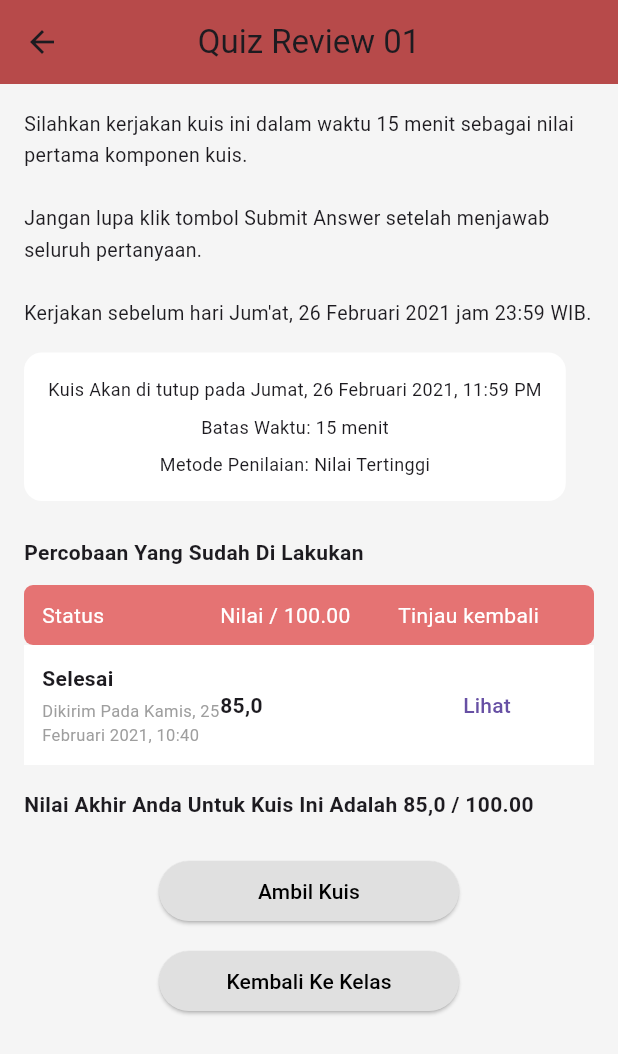
After one commit to ekanurandin/Flutter-Project-Uas-Learning-Management-System, a Flutter app: the QuizDetailPage screen opened directly, on a phone screen of 412 x 824 dp. The commit adds this screen. Shown: the top 1054 px of the screen. Run offline on Flutter 3.47's test engine with Material 3 defaults, Android fonts, the phone set to English and light mode, and no system bars; our stand-ins replace google_fonts.

Commit message:
menambahkan quiz page review 01 serta isinya

```diff
--- a/lib/class_dashboard_page.dart
+++ b/lib/class_dashboard_page.dart
@@ -1,6 +1,7 @@
 import 'package:flutter/material.dart';
 import 'home page.dart';
 import 'notification_page.dart';
+import 'quiz_page.dart';
 
 class MateriDetail {
   final String title;
@@ -141,7 +142,7 @@ class ClassDetailPage extends StatelessWidget {
         body: TabBarView(
           children: [
             _materiTab(),
-            _tugasDanKuisTab(),
+            _tugasDanKuisTab(context),
           ],
         ),
         bottomNavigationBar: Container(
@@ -250,7 +251,7 @@ class ClassDetailPage extends StatelessWidget {
     );
   }
 
-  Widget _tugasDanKuisTab() {
+  Widget _tugasDanKuisTab(BuildContext context) {
     return ListView(
       padding: const EdgeInsets.all(16),
       children: [
@@ -261,6 +262,10 @@ class ClassDetailPage extends StatelessWidget {
           deadline: 'Tenggat Waktu : 26 Februari 2021 23:59 WIB',
           isDone: true,
           icon: Icons.quiz,
+          onTap: () => Navigator.push(
+            context,
+            MaterialPageRoute(builder: (_) => const QuizDetailPage()),
+          ),
         ),
         _tugasKuisCardCustom(
           badge: 'Tugas',
@@ -647,8 +652,9 @@ class ClassDetailPage extends StatelessWidget {
     required String deadline,
     required bool isDone,
     required IconData icon,
+    VoidCallback? onTap,
   }) {
-    return Card(
+    Widget card = Card(
       margin: const EdgeInsets.only(bottom: 16),
       shape: RoundedRectangleBorder(
         borderRadius: BorderRadius.circular(12),
@@ -716,5 +722,14 @@ class ClassDetailPage extends StatelessWidget {
         ),
       ),
     );
+
+    if (onTap != null) {
+      card = GestureDetector(
+        onTap: onTap,
+        child: card,
+      );
+    }
+
+    return card;
   }
 }
--- /dev/null
+++ b/lib/quiz_page.dart
@@ -0,0 +1,162 @@
+import 'package:flutter/material.dart';
+
+class QuizDetailPage extends StatelessWidget {
+  const QuizDetailPage({super.key});
+
+  @override
+  Widget build(BuildContext context) {
+    return Scaffold(
+      backgroundColor: Colors.grey.shade100,
+      appBar: AppBar(
+        backgroundColor: const Color(0xFFB74A4A),
+        leading: IconButton(
+          icon: const Icon(Icons.arrow_back),
+          onPressed: () => Navigator.pop(context),
+        ),
+        title: const Text('Quiz Review 01'),
+        centerTitle: true,
+      ),
+      body: SingleChildScrollView(
+        padding: const EdgeInsets.all(16),
+        child: Column(
+          crossAxisAlignment: CrossAxisAlignment.start,
+          children: [
+
+            /// DESKRIPSI
+            const Text(
+              'Silahkan kerjakan kuis ini dalam waktu 15 menit sebagai nilai '
+              'pertama komponen kuis.\n\n'
+              'Jangan lupa klik tombol Submit Answer setelah menjawab seluruh pertanyaan.\n\n'
+              'Kerjakan sebelum hari Jum\'at, 26 Februari 2021 jam 23:59 WIB.',
+              style: TextStyle(fontSize: 13, height: 1.6),
+            ),
+
+            const SizedBox(height: 16),
+
+            /// INFO BOX
+            Container(
+              padding: const EdgeInsets.all(16),
+              decoration: BoxDecoration(
+                color: Colors.white,
+                borderRadius: BorderRadius.circular(12),
+              ),
+              child: Column(
+                children: const [
+                  Text(
+                    'Kuis Akan di tutup pada Jumat, 26 Februari 2021, 11:59 PM',
+                    style: TextStyle(fontSize: 12),
+                  ),
+                  SizedBox(height: 8),
+                  Text(
+                    'Batas Waktu: 15 menit',
+                    style: TextStyle(fontSize: 12),
+                  ),
+                  SizedBox(height: 8),
+                  Text(
+                    'Metode Penilaian: Nilai Tertinggi',
+                    style: TextStyle(fontSize: 12),
+                  ),
+                ],
+              ),
+            ),
+
+            const SizedBox(height: 24),
+
+            /// JUDUL SECTION
+            const Text(
+              'Percobaan Yang Sudah Di Lakukan',
+              style: TextStyle(fontWeight: FontWeight.bold),
+            ),
+
+            const SizedBox(height: 12),
+
+            /// HEADER TABEL
+            Container(
+              padding: const EdgeInsets.symmetric(horizontal: 12, vertical: 10),
+              decoration: BoxDecoration(
+                color: Colors.red.shade300,
+                borderRadius: BorderRadius.circular(6),
+              ),
+              child: Row(
+                children: const [
+                  Expanded(child: Text('Status', style: TextStyle(color: Colors.white))),
+                  Expanded(child: Text('Nilai / 100.00', style: TextStyle(color: Colors.white))),
+                  Expanded(child: Text('Tinjau kembali', style: TextStyle(color: Colors.white))),
+                ],
+              ),
+            ),
+
+            /// ROW DATA
+            Container(
+              padding: const EdgeInsets.all(12),
+              color: Colors.white,
+              child: Row(
+                children: [
+                  const Expanded(
+                    child: Column(
+                      crossAxisAlignment: CrossAxisAlignment.start,
+                      children: [
+                        Text('Selesai', style: TextStyle(fontWeight: FontWeight.bold)),
+                        SizedBox(height: 4),
+                        Text(
+                          'Dikirim Pada Kamis, 25 Februari 2021, 10:40',
+                          style: TextStyle(fontSize: 11, color: Colors.grey),
+                        ),
+                      ],
+                    ),
+                  ),
+                  const Expanded(
+                    child: Text('85,0', style: TextStyle(fontWeight: FontWeight.bold)),
+                  ),
+                  Expanded(
+                    child: TextButton(
+                      onPressed: () {},
+                      child: const Text('Lihat'),
+                    ),
+                  ),
+                ],
+              ),
+            ),
+
+            const SizedBox(height: 16),
+
+            /// NILAI AKHIR
+            const Text(
+              'Nilai Akhir Anda Untuk Kuis Ini Adalah 85,0 / 100.00',
+              style: TextStyle(fontWeight: FontWeight.bold),
+            ),
+
+            const SizedBox(height: 24),
+
+            /// BUTTONS
+            Center(
+              child: Column(
+                children: [
+                  ElevatedButton(
+                    style: ElevatedButton.styleFrom(
+                      backgroundColor: Colors.grey.shade300,
+                      foregroundColor: Colors.black,
+                      minimumSize: const Size(200, 40),
+                    ),
+                    onPressed: () {},
+                    child: const Text('Ambil Kuis'),
+                  ),
+                  const SizedBox(height: 12),
+                  ElevatedButton(
+                    style: ElevatedButton.styleFrom(
+                      backgroundColor: Colors.grey.shade300,
+                      foregroundColor: Colors.black,
+                      minimumSize: const Size(200, 40),
+                    ),
+                    onPressed: () => Navigator.pop(context),
+                    child: const Text('Kembali Ke Kelas'),
+                  ),
+                ],
+              ),
+            ),
+          ],
+        ),
+      ),
+    );
+  }
+}
```
